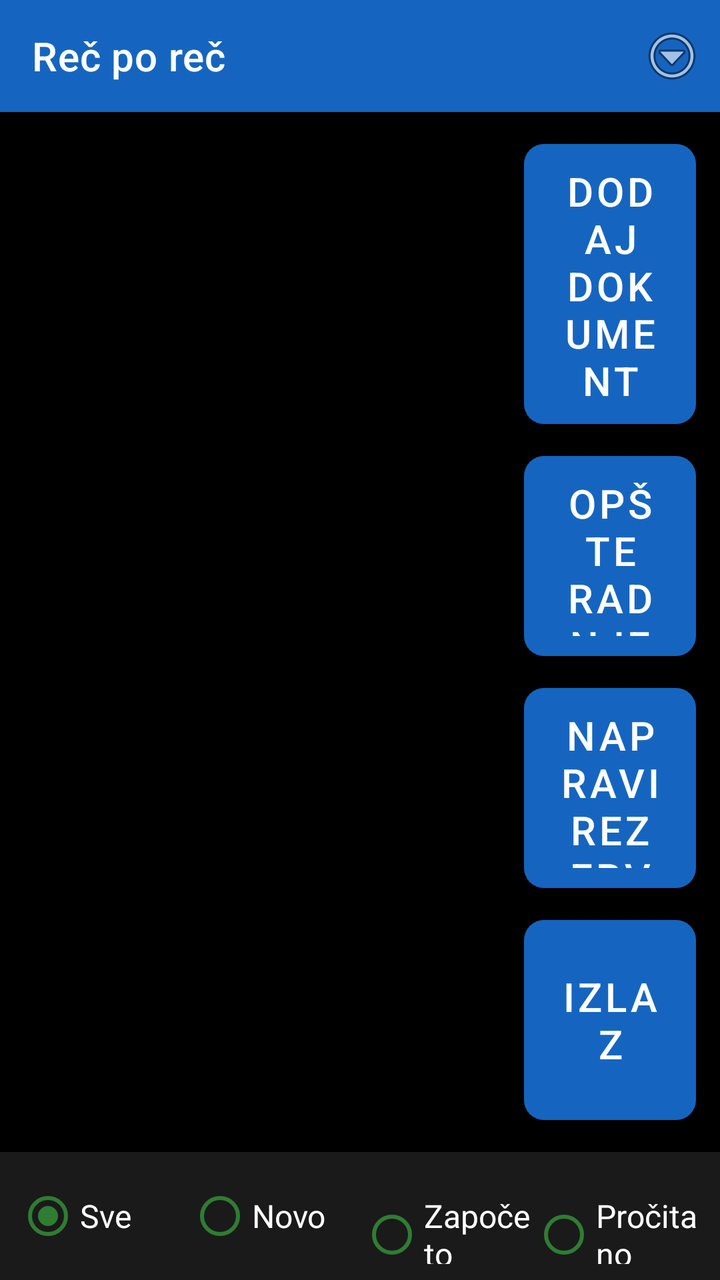
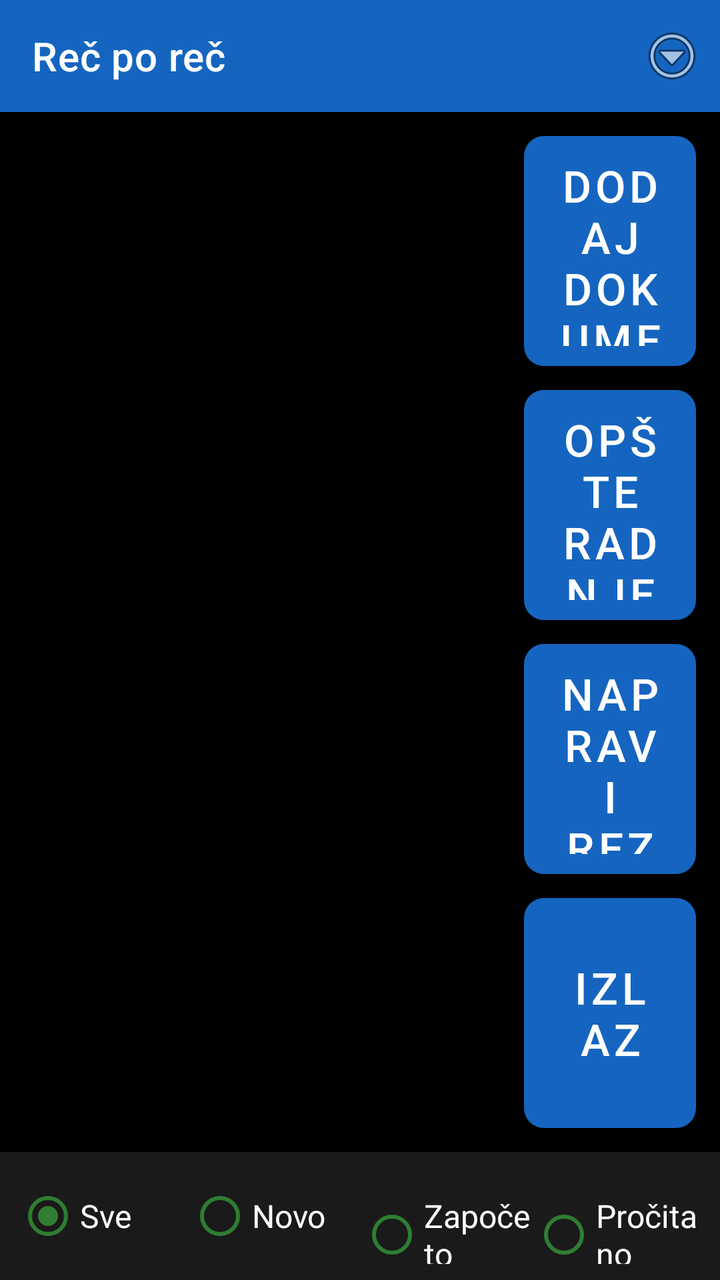

Compare the two renders of this Android layout. The source of the first and the diff that turns it into the second are given below.
<!-- AndroidManifest.xml: application theme Theme.RecPoRec -->
<!-- res/layout/activity_document_list.xml -->
<?xml version="1.0" encoding="utf-8"?>
<LinearLayout xmlns:android="http://schemas.android.com/apk/res/android"
    xmlns:app="http://schemas.android.com/apk/res-auto"
    android:layout_width="match_parent"
    android:layout_height="match_parent"
    android:orientation="vertical"
    android:fitsSystemWindows="true"
    android:background="@color/background">

    <androidx.appcompat.widget.Toolbar
        android:id="@+id/toolbar"
        android:layout_width="match_parent"
        android:layout_height="?attr/actionBarSize"
        android:background="@color/btn_voice"
        android:titleTextColor="@color/text_primary"
        app:title="@string/app_name">

        <ImageButton
            android:id="@+id/btnOverflow"
            android:layout_width="48dp"
            android:layout_height="48dp"
            android:layout_gravity="end|center_vertical"
            android:background="@android:color/transparent"
            android:contentDescription="@string/menu_options_button"
            android:src="@android:drawable/ic_menu_more" />
    </androidx.appcompat.widget.Toolbar>

    <LinearLayout
        android:layout_width="match_parent"
        android:layout_height="0dp"
        android:layout_weight="1"
        android:orientation="horizontal">

        <FrameLayout
            android:layout_width="0dp"
            android:layout_height="match_parent"
            android:layout_weight="1">

            <androidx.recyclerview.widget.RecyclerView
                android:id="@+id/recyclerDocuments"
                android:layout_width="match_parent"
                android:layout_height="match_parent"
                android:padding="8dp" />

            <TextView
                android:id="@+id/emptyView"
                android:layout_width="match_parent"
                android:layout_height="match_parent"
                android:gravity="center"
                android:visibility="gone"
                android:padding="24dp"
                android:textSize="20sp"
                android:textColor="@color/text_primary"
                android:text="@string/no_documents" />
        </FrameLayout>

        
        <LinearLayout
            android:layout_width="110dp"
            android:layout_height="match_parent"
            android:orientation="vertical"
            android:gravity="center_vertical"
            android:padding="12dp">

            <Button
                android:id="@+id/btnAddDocument"
                android:layout_width="match_parent"
                android:layout_height="140dp"
                android:textSize="20sp"
                android:backgroundTint="@color/btn_chapter"
                android:textColor="@color/button_text"
                android:background="@drawable/key_button_shape"
                android:contentDescription="Dodaj dokument. Dug pritisak: proveri dozvole."
                android:text="@string/add_document" />

            <Button
                android:id="@+id/btnGeneralActions"
                android:layout_width="match_parent"
                android:layout_height="100dp"
                android:layout_marginTop="16dp"
                android:textSize="20sp"
                android:backgroundTint="@color/btn_combined"
                android:textColor="@color/button_text"
                android:background="@drawable/key_button_shape"
                android:contentDescription="Opšte radnje: odaberi sve, obriši odabrano"
                android:text="Opšte radnje" />

            <Button
                android:id="@+id/btnBackup"
                android:layout_width="match_parent"
                android:layout_height="100dp"
                android:layout_marginTop="16dp"
                android:textSize="20sp"
                android:backgroundTint="@color/btn_speed"
                android:textColor="@color/button_text"
                android:background="@drawable/key_button_shape"
                android:contentDescription="Napravi rezervnu kopiju svih dokumenata. Dug pritisak: vrati rezervnu kopiju."
                android:text="Napravi rezervnu kopiju" />

            <Button
                android:id="@+id/btnExit"
                android:layout_width="match_parent"
                android:layout_height="100dp"
                android:layout_marginTop="16dp"
                android:textSize="20sp"
                android:backgroundTint="@color/btn_page_nav"
                android:textColor="@color/button_text"
                android:background="@drawable/key_button_shape"
                android:contentDescription="Izađi iz aplikacije, zaustavlja i rad u pozadini. Dug pritisak: Otkrivanje spoljnog uređaja."
                android:text="Izlaz" />
        </LinearLayout>

    </LinearLayout>

    
    <LinearLayout
        android:id="@+id/undoDeleteBar"
        android:layout_width="match_parent"
        android:layout_height="wrap_content"
        android:orientation="horizontal"
        android:gravity="center_vertical"
        android:background="#2A2A2A"
        android:padding="12dp"
        android:visibility="gone">

        <TextView
            android:id="@+id/undoDeleteText"
            android:layout_width="0dp"
            android:layout_height="wrap_content"
            android:layout_weight="1"
            android:textSize="18sp"
            android:textColor="@color/text_primary"
            android:text="Obrisano." />

        <Button
            android:id="@+id/btnUndoDelete"
            android:layout_width="wrap_content"
            android:layout_height="56dp"
            android:minWidth="140dp"
            android:textSize="18sp"
            android:backgroundTint="@color/btn_chapter"
            android:textColor="@color/button_text"
            android:text="Poništi" />
    </LinearLayout>

    <RadioGroup
        android:id="@+id/groupLibraryTabs"
        android:layout_width="match_parent"
        android:layout_height="wrap_content"
        android:orientation="horizontal"
        android:background="#1A1A1A"
        android:padding="8dp">

        <RadioButton
            android:id="@+id/tabAllBooks"
            android:layout_width="0dp"
            android:layout_height="wrap_content"
            android:layout_weight="1"
            android:textSize="16sp"
            android:textColor="@color/text_primary"
            android:buttonTint="@color/btn_chapter"
            android:checked="true"
            android:text="Sve" />

        <RadioButton
            android:id="@+id/tabNewBooks"
            android:layout_width="0dp"
            android:layout_height="wrap_content"
            android:layout_weight="1"
            android:textSize="16sp"
            android:textColor="@color/text_primary"
            android:buttonTint="@color/btn_chapter"
            android:contentDescription="Novo"
            android:text="Novo" />

        <RadioButton
            android:id="@+id/tabStartedBooks"
            android:layout_width="0dp"
            android:layout_height="wrap_content"
            android:layout_weight="1"
            android:textSize="16sp"
            android:textColor="@color/text_primary"
            android:buttonTint="@color/btn_chapter"
            android:text="Započeto" />

        <RadioButton
            android:id="@+id/tabFinishedBooks"
            android:layout_width="0dp"
            android:layout_height="wrap_content"
            android:layout_weight="1"
            android:textSize="16sp"
            android:textColor="@color/text_primary"
            android:buttonTint="@color/btn_chapter"
            android:text="Pročitano" />
    </RadioGroup>

</LinearLayout>
<!-- resources referenced by this layout -->
<resources>
  <color name="background">#000000</color>
  <color name="btn_chapter">#2E7D32</color>
  <color name="btn_combined">#455A64</color>
  <color name="btn_page_nav">#AD1457</color>
  <color name="btn_speed">#00838F</color>
  <color name="btn_voice">#1565C0</color>
  <color name="button_text">#FFFFFF</color>
  <color name="text_primary">#FFFFFF</color>
  <!-- drawable key_button_shape (drawable) -->
  <?xml version="1.0" encoding="utf-8"?>
  <shape xmlns:android="http://schemas.android.com/apk/res/android"
      android:shape="rectangle">
      <corners android:radius="10dp" />
      <solid android:color="#FFFFFF" />
  </shape>
  <string name="add_document">Dodaj dokument</string>
  <string name="app_name">Reč po reč</string>
  <string name="menu_options_button">Opcije. Dug pritisak: Statistika čitanja.</string>
  <string name="no_documents">Nema dodatih dokumenata. Dodirnite dugme za dodavanje.</string>
  <style name="Theme.RecPoRec" parent="Theme.MaterialComponents.DayNight.NoActionBar">
          <item name="android:windowBackground">@color/background</item>
          <item name="android:textColorPrimary">@color/text_primary</item>
          <item name="colorPrimary">@color/btn_voice</item>
          <item name="colorOnPrimary">@color/button_text</item>
          <item name="alertDialogTheme">@style/RecPoRecAlertDialog</item>
          <item name="android:alertDialogTheme">@style/RecPoRecAlertDialog</item>
      </style>
  <style name="RecPoRecAlertDialog" parent="Theme.AppCompat.DayNight.Dialog.Alert">
          <item name="android:windowBackground">@color/background</item>
          <item name="android:textColorPrimary">@color/text_primary</item>
          <item name="colorAccent">@color/btn_goto_page</item>
          <item name="android:textAppearanceMedium">@style/RecPoRecDialogText</item>
          <item name="android:textAppearanceListItem">@style/RecPoRecDialogText</item>
          <item name="android:textAppearanceListItemSmall">@style/RecPoRecDialogText</item>
          <item name="buttonBarPositiveButtonStyle">@style/RecPoRecDialogButton</item>
          <item name="buttonBarNegativeButtonStyle">@style/RecPoRecDialogButton</item>
          <item name="buttonBarNeutralButtonStyle">@style/RecPoRecDialogButton</item>
      </style>
  <color name="btn_goto_page">#5D4037</color>
  <style name="RecPoRecDialogText" parent="TextAppearance.AppCompat.Medium">
          <item name="android:textSize">20sp</item>
          <item name="android:textColor">@color/text_primary</item>
      </style>
  <style name="RecPoRecDialogButton" parent="Widget.AppCompat.Button.ButtonBar.AlertDialog">
          <item name="android:textSize">18sp</item>
          <item name="android:textColor">@color/btn_goto_page</item>
          <item name="android:textStyle">bold</item>
      </style>
</resources>

<!-- the commit's change to res/layout/activity_document_list.xml (unified diff, before → after) -->
@@ -59,14 +59,14 @@
             android:layout_width="110dp"
             android:layout_height="match_parent"
             android:orientation="vertical"
-            android:gravity="center_vertical"
             android:padding="12dp">
 
             <Button
                 android:id="@+id/btnAddDocument"
                 android:layout_width="match_parent"
-                android:layout_height="140dp"
-                android:textSize="20sp"
+                android:layout_height="0dp"
+                android:layout_weight="1"
+                android:textSize="22sp"
                 android:backgroundTint="@color/btn_chapter"
                 android:textColor="@color/button_text"
                 android:background="@drawable/key_button_shape"
@@ -76,9 +76,10 @@
             <Button
                 android:id="@+id/btnGeneralActions"
                 android:layout_width="match_parent"
-                android:layout_height="100dp"
-                android:layout_marginTop="16dp"
-                android:textSize="20sp"
+                android:layout_height="0dp"
+                android:layout_weight="1"
+                android:layout_marginTop="12dp"
+                android:textSize="22sp"
                 android:backgroundTint="@color/btn_combined"
                 android:textColor="@color/button_text"
                 android:background="@drawable/key_button_shape"
@@ -88,9 +89,10 @@
             <Button
                 android:id="@+id/btnBackup"
                 android:layout_width="match_parent"
-                android:layout_height="100dp"
-                android:layout_marginTop="16dp"
-                android:textSize="20sp"
+                android:layout_height="0dp"
+                android:layout_weight="1"
+                android:layout_marginTop="12dp"
+                android:textSize="22sp"
                 android:backgroundTint="@color/btn_speed"
                 android:textColor="@color/button_text"
                 android:background="@drawable/key_button_shape"
@@ -100,9 +102,10 @@
             <Button
                 android:id="@+id/btnExit"
                 android:layout_width="match_parent"
-                android:layout_height="100dp"
-                android:layout_marginTop="16dp"
-                android:textSize="20sp"
+                android:layout_height="0dp"
+                android:layout_weight="1"
+                android:layout_marginTop="12dp"
+                android:textSize="22sp"
                 android:backgroundTint="@color/btn_page_nav"
                 android:textColor="@color/button_text"
                 android:background="@drawable/key_button_shape"
